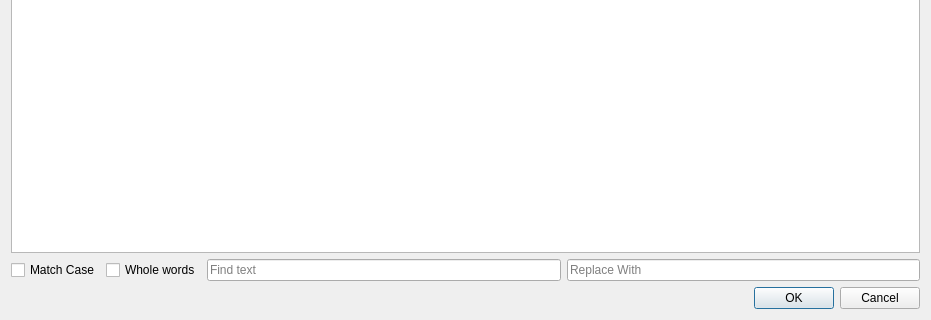
First picture: the form in find_and_replace/main.ui, repository dertwist/Hammer5Tools, before the edit; both pictures show x 0 to 931 and y 435 to 755 of the 931 by 755 pixel window.
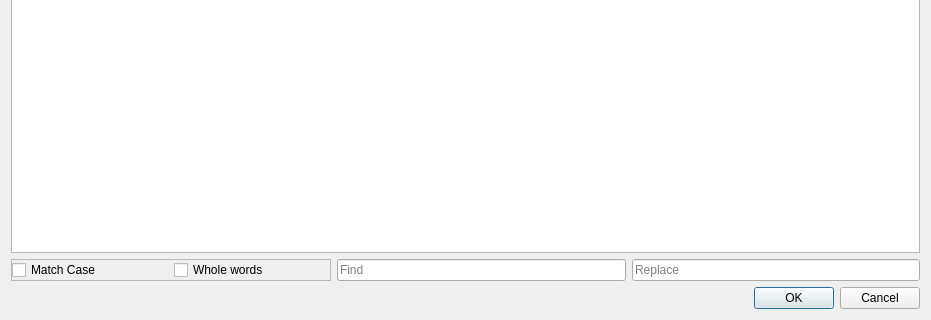
Second picture: the form after the edit. Icons and pictures are not drawn.

Commit message: [SmartPropEditor] serialization and deserialization of kv3

The edit to the form file:
```diff
--- a/find_and_replace/main.ui
+++ b/find_and_replace/main.ui
@@ -25,6 +25,33 @@
      <item>
       <layout class="QHBoxLayout" name="horizontalLayout_3">
        <item>
+        <widget class="QFrame" name="frame">
+         <property name="minimumSize">
+          <size>
+           <width>320</width>
+           <height>0</height>
+          </size>
+         </property>
+         <property name="frameShape">
+          <enum>QFrame::Shape::StyledPanel</enum>
+         </property>
+         <property name="frameShadow">
+          <enum>QFrame::Shadow::Raised</enum>
+         </property>
+         <layout class="QHBoxLayout" name="horizontalLayout_4">
+          <property name="leftMargin">
+           <number>0</number>
+          </property>
+          <property name="topMargin">
+           <number>0</number>
+          </property>
+          <property name="rightMargin">
+           <number>0</number>
+          </property>
+          <property name="bottomMargin">
+           <number>0</number>
+          </property>
+          <item>
         <widget class="QCheckBox" name="match_case_checkBox">
          <property name="text">
           <string>Match Case</string>
@@ -38,20 +65,23 @@
          </property>
         </widget>
        </item>
+         </layout>
+        </widget>
+       </item>
        <item>
         <widget class="QLineEdit" name="find_text_lineEdit">
          <property name="text">
           <string/>
          </property>
          <property name="placeholderText">
-          <string>Find text</string>
+          <string>Find</string>
          </property>
         </widget>
        </item>
        <item>
         <widget class="QLineEdit" name="replace_with_lineEdit">
          <property name="placeholderText">
-          <string>Replace With</string>
+          <string>Replace</string>
          </property>
         </widget>
        </item>
```
Left out of the diff: 6 changed lines with no effect on the pictures. Lines whose indentation alone changed are shown as unchanged. The commit also changes 2 other files.
